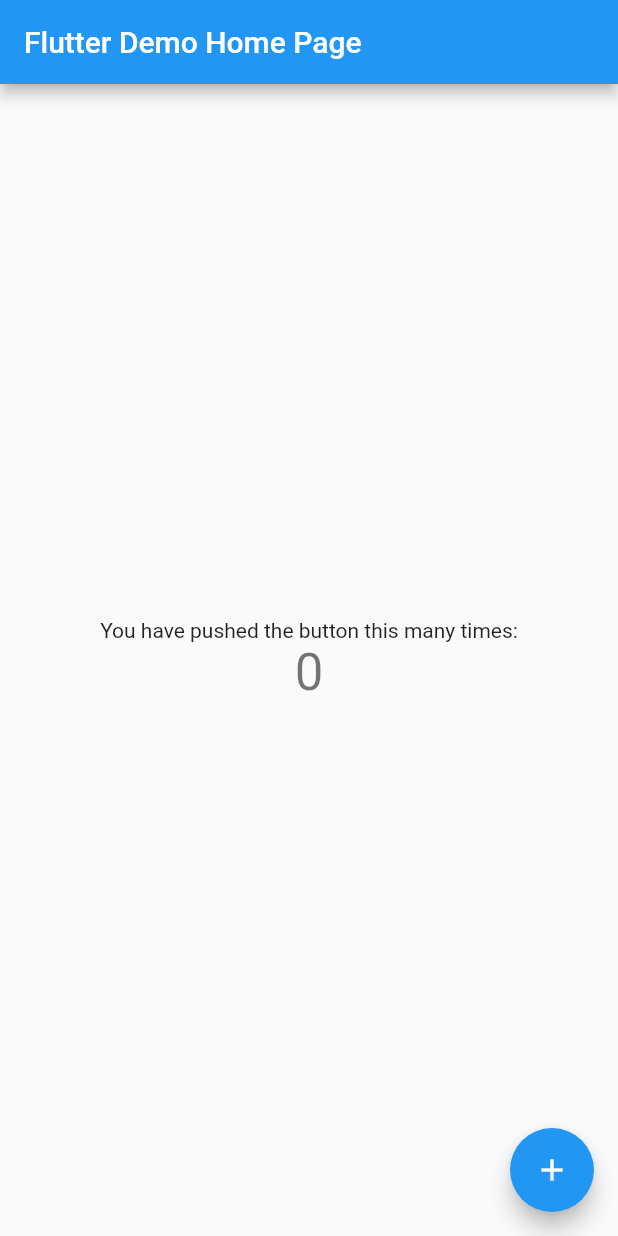
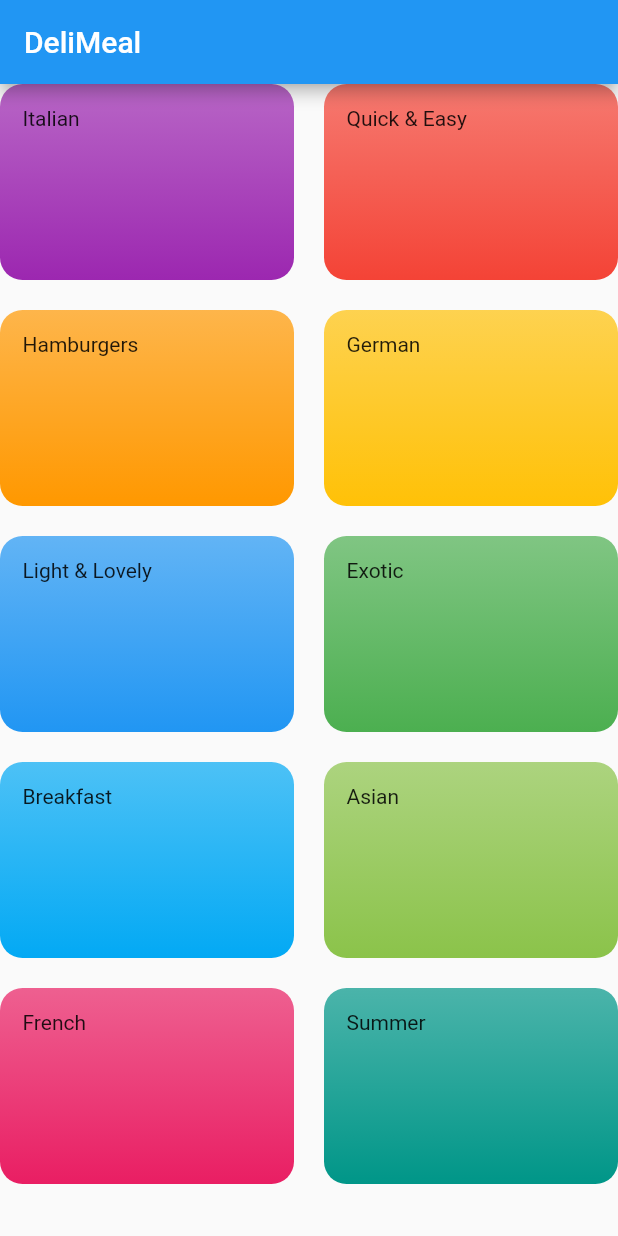
Before and after one commit to aryankush25/meals_app, a Flutter app: the screen it shows after launch, on a phone screen of 412 x 824 dp. Run offline on Flutter 3.47's test engine with Material 2 defaults, Android fonts, the phone set to English and light mode, and no system bars.

Commit message:
Basic app layout

```diff
--- /dev/null
+++ b/lib/categories_screen.dart
@@ -0,0 +1,31 @@
+import 'package:flutter/material.dart';
+
+import './dummy_data.dart';
+import './category_item.dart';
+
+class CategoriesScreen extends StatelessWidget {
+  @override
+  Widget build(BuildContext context) {
+    return Scaffold(
+      appBar: AppBar(
+        title: Text('DeliMeal'),
+      ),
+      body: GridView(
+        children: DUMMY_CATEGORIES
+            .map(
+              (catData) => CategorieItem(
+                catData.title,
+                catData.color,
+              ),
+            )
+            .toList(),
+        gridDelegate: SliverGridDelegateWithMaxCrossAxisExtent(
+          maxCrossAxisExtent: 200,
+          childAspectRatio: 3 / 2,
+          crossAxisSpacing: 20,
+          mainAxisSpacing: 20,
+        ),
+      ),
+    );
+  }
+}
--- /dev/null
+++ b/lib/category_item.dart
@@ -0,0 +1,27 @@
+import 'package:flutter/material.dart';
+
+class CategorieItem extends StatelessWidget {
+  final String title;
+  final Color color;
+
+  CategorieItem(this.title, this.color);
+
+  @override
+  Widget build(BuildContext context) {
+    return Container(
+      padding: const EdgeInsets.all(15),
+      child: Text(title),
+      decoration: BoxDecoration(
+        gradient: LinearGradient(
+          colors: [
+            color.withOpacity(0.7),
+            color,
+          ],
+          begin: Alignment.topLeft,
+          end: Alignment.bottomLeft,
+        ),
+        borderRadius: BorderRadius.circular(15),
+      ),
+    );
+  }
+}
--- /dev/null
+++ b/lib/dummy_data.dart
@@ -0,0 +1,56 @@
+import 'package:flutter/material.dart';
+
+import './models/category.dart';
+
+const DUMMY_CATEGORIES = const [
+  Category(
+    id: 'c1',
+    title: 'Italian',
+    color: Colors.purple,
+  ),
+  Category(
+    id: 'c2',
+    title: 'Quick & Easy',
+    color: Colors.red,
+  ),
+  Category(
+    id: 'c3',
+    title: 'Hamburgers',
+    color: Colors.orange,
+  ),
+  Category(
+    id: 'c4',
+    title: 'German',
+    color: Colors.amber,
+  ),
+  Category(
+    id: 'c5',
+    title: 'Light & Lovely',
+    color: Colors.blue,
+  ),
+  Category(
+    id: 'c6',
+    title: 'Exotic',
+    color: Colors.green,
+  ),
+  Category(
+    id: 'c7',
+    title: 'Breakfast',
+    color: Colors.lightBlue,
+  ),
+  Category(
+    id: 'c8',
+    title: 'Asian',
+    color: Colors.lightGreen,
+  ),
+  Category(
+    id: 'c9',
+    title: 'French',
+    color: Colors.pink,
+  ),
+  Category(
+    id: 'c10',
+    title: 'Summer',
+    color: Colors.teal,
+  ),
+];
--- a/lib/main.dart
+++ b/lib/main.dart
@@ -1,4 +1,5 @@
 import 'package:flutter/material.dart';
+import './categories_screen.dart';
 
 void main() {
   runApp(MyApp());
@@ -12,54 +13,7 @@ class MyApp extends StatelessWidget {
       theme: ThemeData(
         primarySwatch: Colors.blue,
       ),
-      home: MyHomePage(title: 'Flutter Demo Home Page'),
+      home: CategoriesScreen(),
     );
   }
 }
-
-class MyHomePage extends StatefulWidget {
-  MyHomePage({Key key, this.title}) : super(key: key);
-
-  final String title;
-
-  @override
-  _MyHomePageState createState() => _MyHomePageState();
-}
-
-class _MyHomePageState extends State<MyHomePage> {
-  int _counter = 0;
-
-  void _incrementCounter() {
-    setState(() {
-      _counter++;
-    });
-  }
-
-  @override
-  Widget build(BuildContext context) {
-    return Scaffold(
-      appBar: AppBar(
-        title: Text(widget.title),
-      ),
-      body: Center(
-        child: Column(
-          mainAxisAlignment: MainAxisAlignment.center,
-          children: <Widget>[
-            Text(
-              'You have pushed the button this many times:',
-            ),
-            Text(
-              '$_counter',
-              style: Theme.of(context).textTheme.headline4,
-            ),
-          ],
-        ),
-      ),
-      floatingActionButton: FloatingActionButton(
-        onPressed: _incrementCounter,
-        tooltip: 'Increment',
-        child: Icon(Icons.add),
-      ),
-    );
-  }
-}
--- /dev/null
+++ b/lib/models/category.dart
@@ -0,0 +1,13 @@
+import 'package:flutter/material.dart';
+
+class Category {
+  final String id;
+  final String title;
+  final Color color;
+
+  const Category({
+    @required this.id,
+    @required this.title,
+    this.color = Colors.orange,
+  });
+}
```
